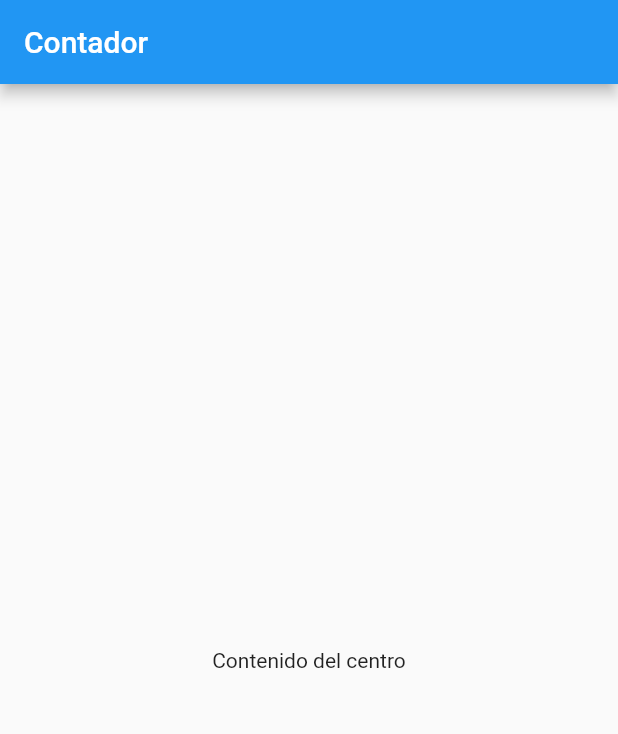
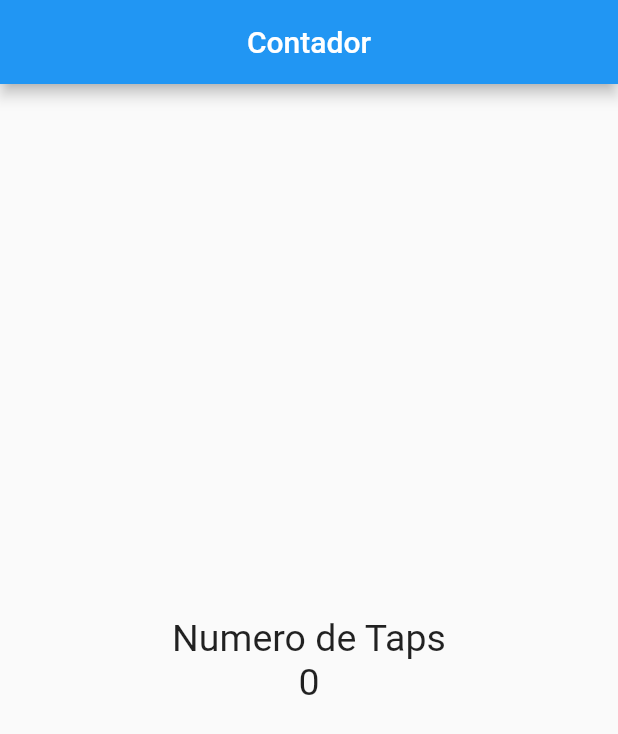
Before and after one commit to ScarKest/ContadorApp, a Flutter app: the screen it shows after launch, on a phone screen of 412 x 824 dp. Shown: the top 734 px of the screen. Run offline on Flutter 3.47's test engine with Material 2 defaults, Android fonts, the phone set to English and light mode, and no system bars.

Commit message:
Agregando Columnas y estilo de Textos

```diff
--- a/lib/src/pages/home_page.dart
+++ b/lib/src/pages/home_page.dart
@@ -1,14 +1,28 @@
 import 'package:flutter/material.dart';
 
 class HomePage extends StatelessWidget {
+  final _style = TextStyle(fontSize: 25);
   @override
   Widget build(BuildContext context) {
     return Scaffold(
       appBar: AppBar(
+        centerTitle: true,
         title: Text('Contador'),
       ),
       body: Center(
-        child: Text('Contenido del centro'),
+        child: Column(
+          mainAxisAlignment: MainAxisAlignment.center,
+          children: [
+            Text(
+              'Numero de Taps',
+              style: _style,
+            ),
+            Text(
+              '0',
+              style: _style,
+            )
+          ],
+        ),
       ),
     );
   }
```
Also changed, not shown: 1 other file.
